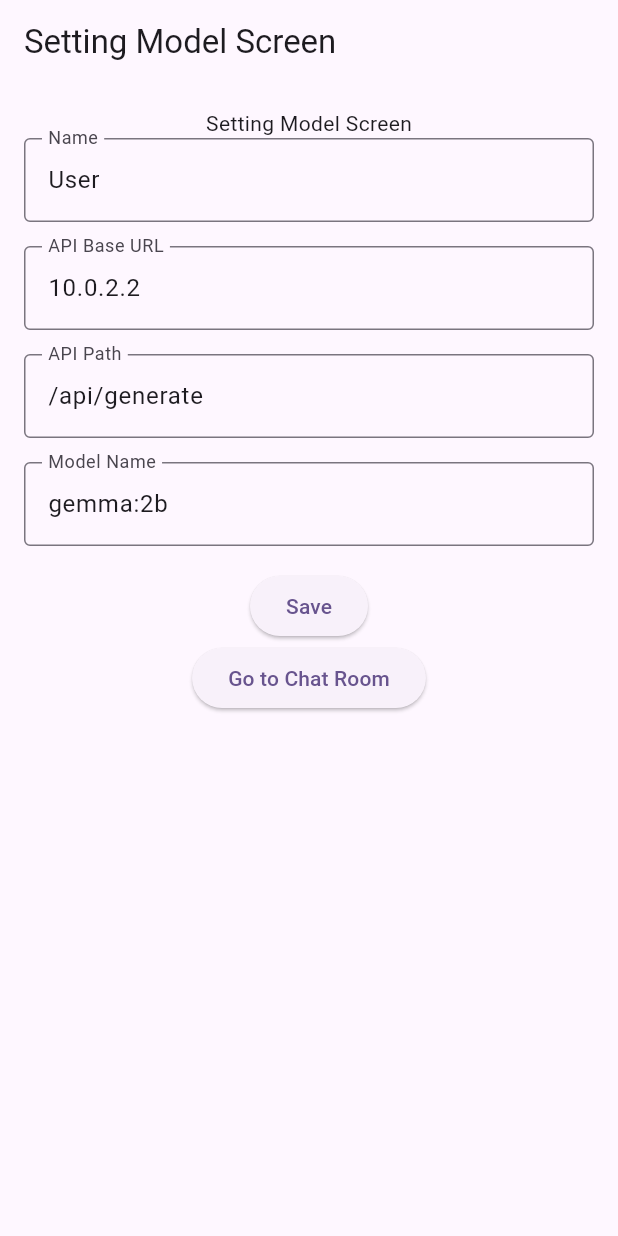
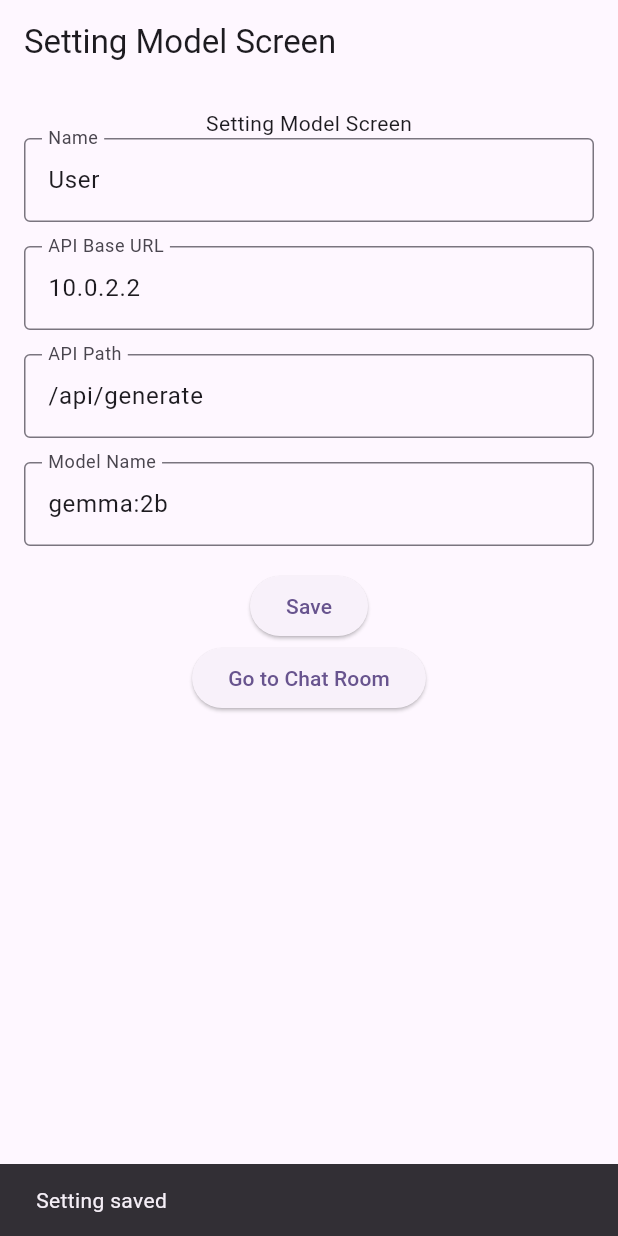
Before and after one commit to pramek008/flutter-ollama-intergration, a Flutter app: the screen it shows after launch, after a tap on "Save", on a phone screen of 412 x 824 dp. Run offline on Flutter 3.47's test engine with Material 3 defaults, Android fonts, the phone set to English and light mode, and no system bars; our stand-ins replace dio, equatable, flutter_bloc, flutter_markdown, flutter_secure_storage, get_it and 2 more.

Commit message:
chore: Save user settings in SettingModelScreen
The code changes in `setting_model_screen.dart` update the save functionality in the `onPressed` event of the `ElevatedButton`. The user settings are now saved using the `storage` object, and a snackbar is displayed to indicate that the settings have been saved.

```diff
--- a/lib/features/choose_models/setting_model_screen.dart
+++ b/lib/features/choose_models/setting_model_screen.dart
@@ -84,13 +84,18 @@ class _SettingModelScreenState extends State<SettingModelScreen> {
                   _buildTextField('Model Name', _modelNameController),
                   ElevatedButton(
                     onPressed: () async {
-                      // await storage.writeUser(_nameController?.text ?? 'User');
-                      // await storage
-                      //     .writeBaseUrl(_apiBaseUrlController?.text ?? '');
-                      // await storage
-                      //     .writeCustomPath(_apiPathController?.text ?? '');
-                      // await storage
-                      //     .writeCustomModel(_modelNameController?.text ?? '');
+                      await storage.writeUser(_nameController?.text ?? 'User');
+                      await storage
+                          .writeBaseUrl(_apiBaseUrlController?.text ?? '');
+                      await storage
+                          .writeCustomPath(_apiPathController?.text ?? '');
+                      await storage
+                          .writeCustomModel(_modelNameController?.text ?? '');
+                      ScaffoldMessenger.of(context).showSnackBar(
+                        const SnackBar(
+                          content: Text('Setting saved'),
+                        ),
+                      );
                     },
                     child: const Text('Save'),
                   ),
```
